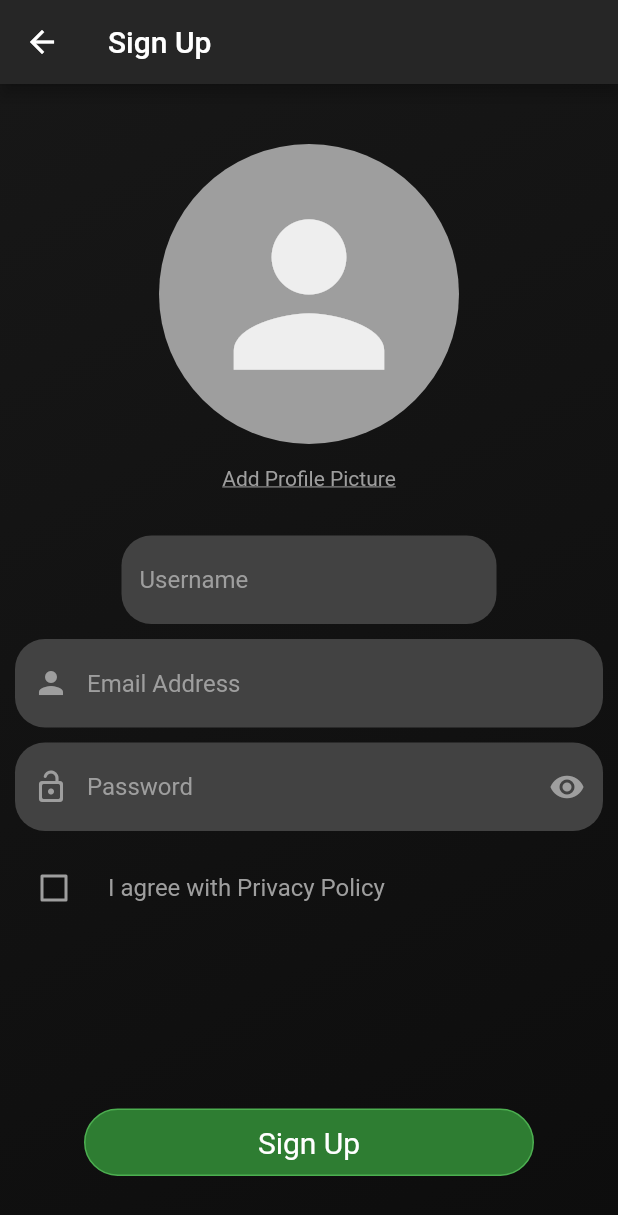
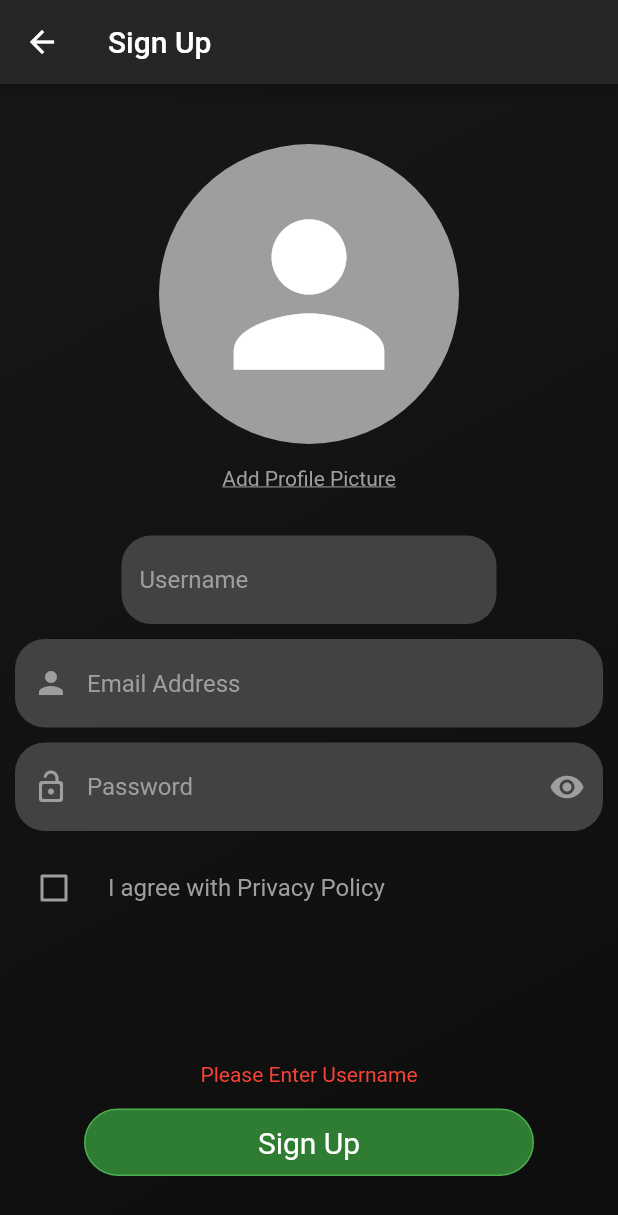
Before and after one commit to Bambalow28/StockMeUp, a Flutter app: the SignUpPage screen opened directly, after a tap on "Sign Up", on a phone screen of 412 x 824 dp. Shown: the top 1215 px of the screen. Run offline on Flutter 3.47's test engine with Material 2 defaults, Android fonts, the phone set to English and light mode, and no system bars; our stand-ins replace auto_size_text, cloud_firestore, firebase_auth, firebase_core, firebase_storage, fl_chart and 3 more; accounts and stored records are empty.

Commit message:
Implemented submitting profile pictures

```diff
--- a/lib/signupPage/signup.dart
+++ b/lib/signupPage/signup.dart
@@ -1,8 +1,10 @@
+import 'dart:io';
+import 'package:firebase_storage/firebase_storage.dart';
 import 'package:flutter/material.dart';
-import 'package:firebase_core/firebase_core.dart';
 import 'package:cloud_firestore/cloud_firestore.dart';
 import 'package:firebase_auth/firebase_auth.dart';
 import 'package:newrandomproject/mainPages/home.dart';
+import 'package:image_picker/image_picker.dart';
 
 //View News Page Widget
 class SignUpPage extends StatefulWidget {
@@ -14,9 +16,17 @@ class SignUpPage extends StatefulWidget {
 class _SignUpPage extends State<SignUpPage> {
   String appBarTitle = "Sign Up";
 
+  final ImagePicker imagePicker = ImagePicker();
+
+  List<XFile>? _imageFileList;
+  set imageFile(XFile? value) {
+    _imageFileList = value == null ? null : [value];
+  }
+
   bool hidePass = true;
   bool checkedValue = false;
   bool loginCheck = false;
+  bool checkImage = false;
 
   String signUpMessage = '';
 
@@ -26,12 +36,18 @@ class _SignUpPage extends State<SignUpPage> {
 
   late FirebaseAuth auth;
   late final FirebaseFirestore firestoreInstance;
+  late FirebaseStorage storageInstance;
 
   intiliazieConnection() {
     setState(() {
+      try {
         auth = FirebaseAuth.instance;
         firestoreInstance = FirebaseFirestore.instance;
+        storageInstance = FirebaseStorage.instance;
         print('DB Initialized');
+      } catch (e) {
+        print(e);
+      }
     });
   }
 
@@ -40,6 +56,23 @@ class _SignUpPage extends State<SignUpPage> {
         context,
         MaterialPageRoute(builder: (context) => MainPage()),
         ModalRoute.withName("/LoginPage"));
+  }
+
+  Future getImageFromGallery() async {
+    try {
+      var image = await imagePicker.pickImage(source: ImageSource.gallery);
+
+      setState(() {
+        imageFile = image;
+        checkImage = true;
+        print(_imageFileList![0].path);
+      });
+    } catch (e) {
+      print(e);
+      setState(() {
+        checkImage = false;
+      });
+    }
   }
 
   @override
@@ -79,21 +112,32 @@ class _SignUpPage extends State<SignUpPage> {
                       margin: EdgeInsets.only(top: 40.0, bottom: 10.0),
                       alignment: Alignment.center,
                       height: 200.0,
-                    decoration:
-                        BoxDecoration(shape: BoxShape.circle, color: Colors.grey
-                            // image: new DecorationImage(
-                            //   fit: BoxFit.contain,
-                            //   image: new NetworkImage(
-                            //     profilePic,
-                            //   ),
+                      width: 200.0,
+                      decoration: BoxDecoration(
+                        shape: BoxShape.circle,
+                        color: Colors.grey,
+                      ),
+                      child: checkImage
+                          ? Container(
+                              width: 200.0,
+                              height: 200.0,
+                              decoration: BoxDecoration(
+                                shape: BoxShape.circle,
+                                image: DecorationImage(
+                                    image: AssetImage(_imageFileList![0].path),
+                                    fit: BoxFit.fill),
+                              ),
+                              // child: Image.file(
+                              //   File(_imageFileList![0].path),
+                              //   fit: BoxFit.fill,
+                              //   scale: 1.0,
                               // ),
-                            ),
-                    child: Icon(
+                            )
+                          : Icon(
                               Icons.person,
-                      color: Colors.grey[200],
                               size: 150.0,
-                    ),
-                  ),
+                              color: Colors.white,
+                            )),
                   GestureDetector(
                     onTap: () {
                       showModalBottomSheet(
@@ -146,7 +190,8 @@ class _SignUpPage extends State<SignUpPage> {
                                         Expanded(
                                             child: GestureDetector(
                                           onTap: () {
-                                            print('Show Gallery');
+                                            getImageFromGallery();
+                                            Navigator.pop(context);
                                           },
                                           child: Container(
                                               margin:
@@ -303,16 +348,22 @@ class _SignUpPage extends State<SignUpPage> {
                     child: SizedBox(),
                   ),
                   Padding(
-                      padding: EdgeInsets.only(top: 20.0),
+                      padding: EdgeInsets.only(top: 20.0, bottom: 15.0),
                       child: Text(
                         signUpMessage,
                         style: TextStyle(
                             color: loginCheck ? Colors.red : Colors.green,
-                            fontSize: 12.0),
+                            fontSize: 14.0),
                       )),
                   GestureDetector(
                       onTap: () async {
                         try {
+                          if (username.text == '') {
+                            setState(() {
+                              loginCheck = true;
+                              signUpMessage = 'Please Enter Username';
+                            });
+                          } else {
                             await auth.createUserWithEmailAndPassword(
                                 email: emailAddress.text,
                                 password: password.text);
@@ -321,6 +372,20 @@ class _SignUpPage extends State<SignUpPage> {
                             user.updateDisplayName(username.text);
                             setState(() {
                               loginCheck = false;
+                              signUpMessage = 'Account Successfully Created';
+                              //Store Profile Picture into Firebase Storage
+                              if (_imageFileList![0].path != '') {
+                                storageInstance
+                                    .ref()
+                                    .child(userId)
+                                    .putFile(File(_imageFileList![0].path))
+                                    .whenComplete(
+                                        () => {print('Image Uploaded')});
+                              } else {
+                                return;
+                              }
+
+                              //Store Profile Info into Firestore Database
                               firestoreInstance
                                   .collection('users')
                                   .doc(userId)
@@ -329,12 +394,11 @@ class _SignUpPage extends State<SignUpPage> {
                                 'email': emailAddress.text,
                                 'verified': false
                               }).then((verifyCheck) => {
-                                      signUpMessage =
-                                          'Account Successfully Created',
                                         Future.delayed(Duration(seconds: 1),
                                             () => {goToHomePage()}),
                                       });
                             });
+                          }
                         } on FirebaseAuthException catch (e) {
                           if (e.code == 'weak-password') {
                             setState(() {
```
Lines whose indentation alone changed are shown as unchanged.
